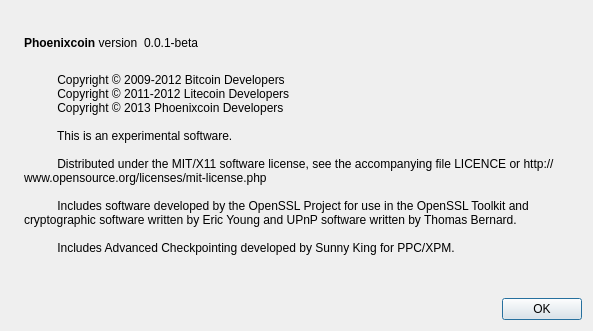
First picture: the form in src/qt/forms/aboutdialog.ui, repository ghostlander/Phoenixcoin, before the edit.
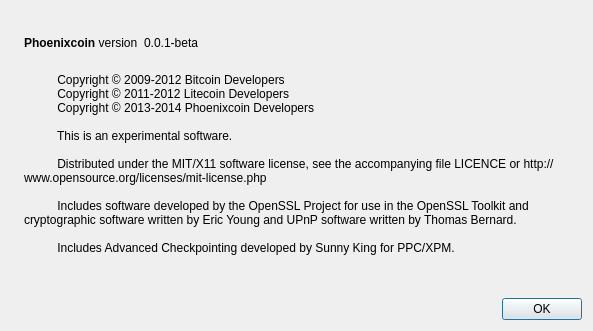
Second picture: the form after the edit. Icons and pictures are not drawn.

Commit message: Copyrights Updated to Year 2014

Patch:
```diff
--- a/src/qt/forms/aboutdialog.ui
+++ b/src/qt/forms/aboutdialog.ui
@@ -97,7 +97,7 @@
         <string>
           Copyright © 2009-2012 Bitcoin Developers
           Copyright © 2011-2012 Litecoin Developers
-          Copyright © 2013 Phoenixcoin Developers
+          Copyright © 2013-2014 Phoenixcoin Developers
 
           This is an experimental software.
 
```
The commit also changes 52 other files.
